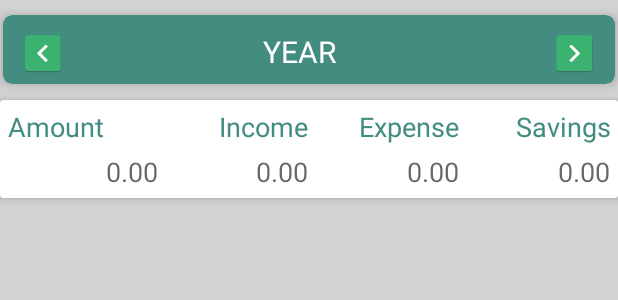
After one commit to YugSols/My-first-app, an Android app: the layout fragment_yearly_view.xml on its own in the app's theme, with its tools: preview values and no code run, on a phone screen of 412 x 824 dp. The commit adds this screen. Shown: the top 300 px of the screen. Run offline under Robolectric (Android 15) with nearby library versions, the phone set to English and light mode, and no system bars.

Commit message:
UI Layout - DailyView, MonthlyView, YearlyView - completed. Basic Structure and working built and working. --Sujoy 25/10/2018
Signed-off-by: Sujoy Datta <sujoydatta26@gmail.com>

```diff
--- a/app/src/main/java/Adapters/MainActivityViewPagerAdapter.java
+++ b/app/src/main/java/Adapters/MainActivityViewPagerAdapter.java
@@ -11,6 +11,7 @@ import android.support.v4.app.FragmentStatePagerAdapter;
 
 import Fragments.FragmentDailyView;
 import Fragments.FragmentMonthlyView;
+import Fragments.FragmentYearlyView;
 
 public class MainActivityViewPagerAdapter extends FragmentStatePagerAdapter {
 
@@ -26,6 +27,8 @@ public class MainActivityViewPagerAdapter extends FragmentStatePagerAdapter {
                 return FragmentDailyView.newInstance();
             case 1:
                 return FragmentMonthlyView.newInstance();
+            case 2:
+                return FragmentYearlyView.newInstance();
             default:
                 return null;
         }
@@ -33,7 +36,7 @@ public class MainActivityViewPagerAdapter extends FragmentStatePagerAdapter {
 
     @Override
     public int getCount() {
-        return 2;
+        return 3;
     }
 
     @Nullable
--- /dev/null
+++ b/app/src/main/res/layout/fragment_yearly_view.xml
@@ -0,0 +1,168 @@
+<?xml version="1.0" encoding="utf-8"?><!--
+  ~ Created by Sujoy Datta. Copyright (c) 2018. All rights reserved.
+  ~
+  ~ To the person who is reading this..
+  ~ When you finally understand how this works, please do explain it to me too at sujoydatta26@gmail.com
+  ~ P.S.: In case you are planning to use this without mentioning me, you will be met with mean judgemental looks and sarcastic comments.
+  -->
+
+<LinearLayout xmlns:android="http://schemas.android.com/apk/res/android"
+    xmlns:app="http://schemas.android.com/apk/res-auto"
+    android:layout_width="match_parent"
+    android:layout_height="match_parent"
+    android:background="@color/lightGray"
+    android:orientation="vertical">
+
+    <android.support.v7.widget.CardView
+        android:id="@+id/yearlyview_calendar_card"
+        style="@style/CardStyle"
+        android:layout_width="match_parent"
+        android:layout_height="wrap_content"
+        android:layout_marginLeft="2dp"
+        android:layout_marginTop="10dp"
+        android:layout_marginRight="2dp"
+        android:layout_marginBottom="5dp"
+        app:cardBackgroundColor="@color/darkSeaGreen">
+
+        <LinearLayout
+            android:layout_width="match_parent"
+            android:layout_height="wrap_content"
+            android:orientation="horizontal"
+            android:padding="5dp"
+            android:weightSum="16">
+
+            <ImageView
+                android:id="@+id/icon_prev_calender_year"
+                android:layout_width="0dp"
+                android:layout_height="30dp"
+                android:layout_marginTop="5dp"
+                android:layout_weight="2"
+                android:src="@mipmap/ic_prev_calendar" />
+
+            <TextView
+                android:id="@+id/yearlyView_textView_today_month"
+                android:layout_width="0dp"
+                android:layout_height="match_parent"
+                android:layout_marginStart="20dp"
+                android:layout_marginTop="5dp"
+                android:layout_marginEnd="20dp"
+                android:layout_weight="12"
+                android:text="YEAR"
+                android:textAlignment="center"
+                android:textColor="@android:color/white"
+                android:textSize="20sp" />
+
+            <ImageView
+                android:id="@+id/icon_next_calendar_year"
+                android:layout_width="0dp"
+                android:layout_height="30dp"
+                android:layout_marginStart="12dp"
+                android:layout_marginLeft="12dp"
+                android:layout_marginTop="5dp"
+                android:layout_weight="2"
+                android:src="@mipmap/ic_next_calendar" />
+        </LinearLayout>
+    </android.support.v7.widget.CardView>
+
+    <android.support.v7.widget.CardView
+        android:layout_width="match_parent"
+        android:layout_height="wrap_content"
+        android:layout_marginTop="5dp"
+        android:paddingTop="5dp"
+        android:paddingBottom="5dp"
+        app:cardElevation="4dp">
+
+        <LinearLayout
+            android:layout_width="match_parent"
+            android:layout_height="match_parent"
+            android:orientation="vertical"
+            android:padding="5dp">
+
+            <LinearLayout
+                android:layout_width="match_parent"
+                android:layout_height="wrap_content"
+                android:orientation="horizontal"
+                android:weightSum="4">
+
+                <TextView
+                    android:layout_width="0dp"
+                    android:layout_height="wrap_content"
+                    android:layout_weight="1"
+                    android:text="Amount"
+                    android:textColor="@color/darkSeaGreen"
+                    android:textSize="18sp" />
+
+                <TextView
+                    android:layout_width="0dp"
+                    android:layout_height="wrap_content"
+                    android:layout_weight="1"
+                    android:gravity="end"
+                    android:text="@string/income"
+                    android:textColor="@color/darkSeaGreen"
+                    android:textSize="18sp" />
+
+                <TextView
+                    android:layout_width="0dp"
+                    android:layout_height="wrap_content"
+                    android:layout_weight="1"
+                    android:gravity="end"
+                    android:text="@string/expense"
+                    android:textColor="@color/darkSeaGreen"
+                    android:textSize="18sp" />
+
+                <TextView
+                    android:layout_width="0dp"
+                    android:layout_height="wrap_content"
+                    android:layout_weight="1"
+                    android:gravity="end"
+                    android:text="Savings"
+                    android:textColor="@color/darkSeaGreen"
+                    android:textSize="18sp" />
+            </LinearLayout>
+
+            <LinearLayout
+                android:layout_width="match_parent"
+                android:layout_height="wrap_content"
+                android:layout_marginTop="5dp"
+                android:orientation="horizontal"
+                android:weightSum="4">
+
+                <TextView
+                    android:id="@+id/textview_yearlyview_amount"
+                    android:layout_width="0dp"
+                    android:layout_height="wrap_content"
+                    android:layout_weight="1"
+                    android:gravity="end"
+                    android:hint="0.00"
+                    android:textSize="18sp" />
+
+                <TextView
+                    android:id="@+id/textview_yearlyview_income"
+                    android:layout_width="0dp"
+                    android:layout_height="wrap_content"
+                    android:layout_weight="1"
+                    android:gravity="end"
+                    android:hint="0.00"
+                    android:textSize="18sp" />
+
+                <TextView
+                    android:id="@+id/textview_yearlyview_expense"
+                    android:layout_width="0dp"
+                    android:layout_height="wrap_content"
+                    android:layout_weight="1"
+                    android:gravity="end"
+                    android:hint="0.00"
+                    android:textSize="18sp" />
+
+                <TextView
+                    android:id="@+id/textview_yearlyview_savings"
+                    android:layout_width="0dp"
+                    android:layout_height="wrap_content"
+                    android:layout_weight="1"
+                    android:gravity="end"
+                    android:hint="0.00"
+                    android:textSize="18sp" />
+            </LinearLayout>
+        </LinearLayout>
+    </android.support.v7.widget.CardView>
+</LinearLayout>
```
Also changed, not shown: app/src/main/java/Fragments/FragmentMonthlyView.java (+46 -4 lines), app/src/main/java/Fragments/FragmentYearlyView.java (added, +91 -0 lines), app/src/main/res/layout/fragment_monthly_view.xml (+4 -3 lines).
